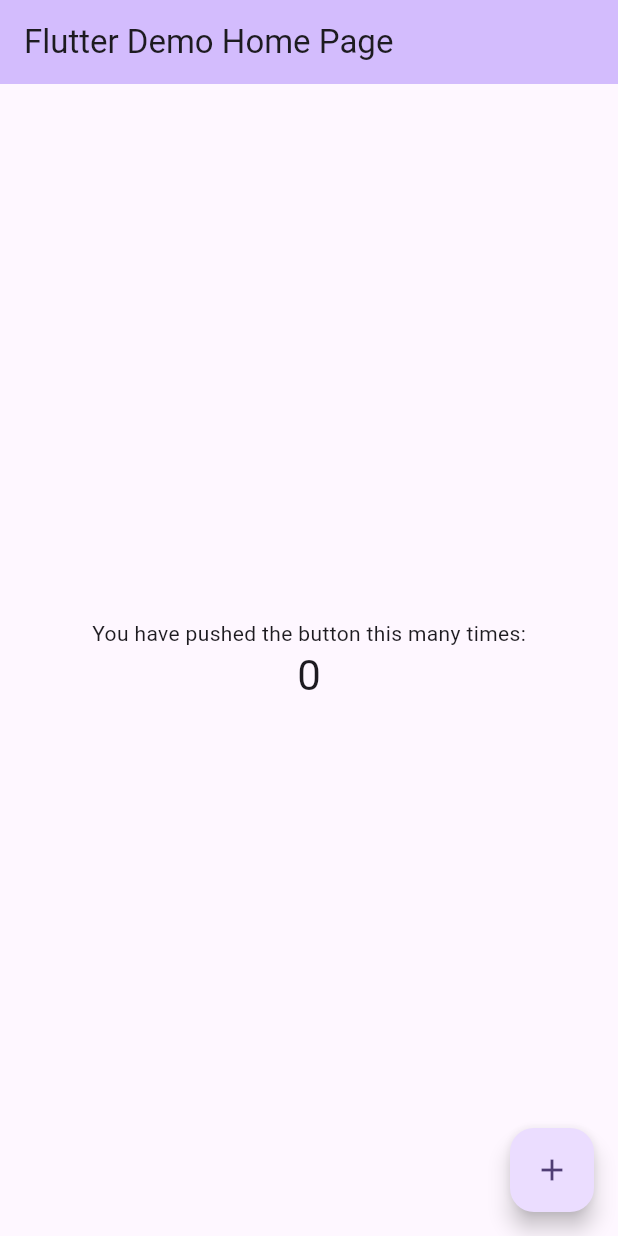
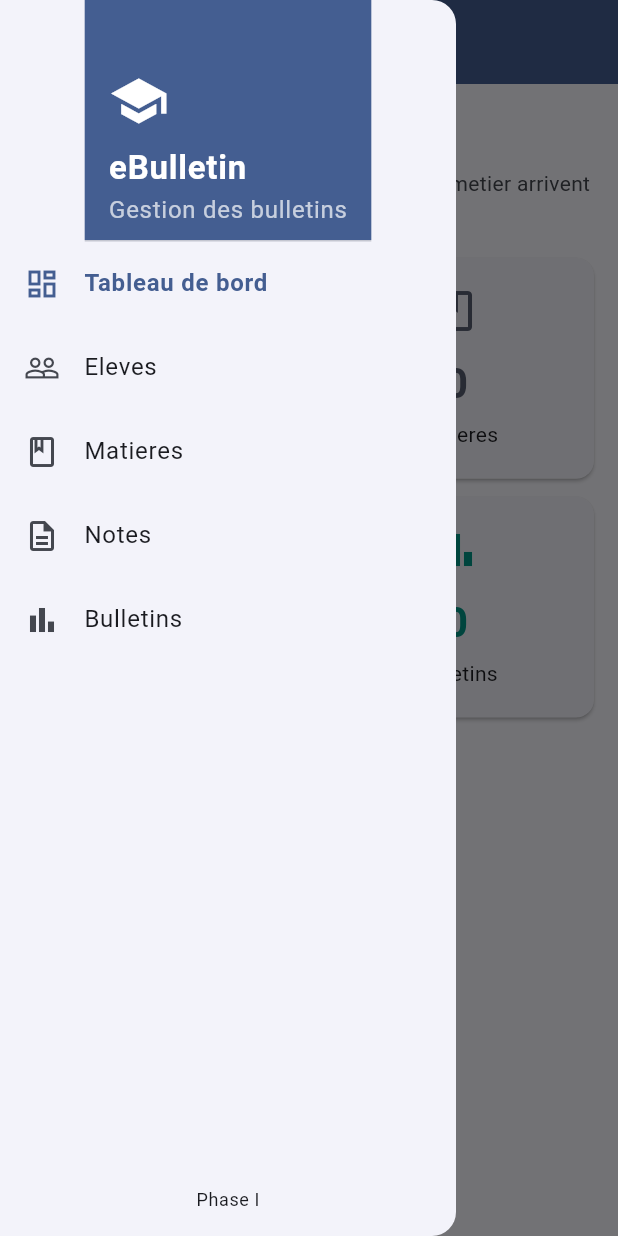
Before and after one commit to Bertheam/ebulletin, a Flutter app: the screen it shows after launch, with the side drawer open (before the commit the screen has no drawer), on a phone screen of 412 x 824 dp. Run offline on Flutter 3.47's test engine with Material 3 defaults, Android fonts, the phone set to English and light mode, and no system bars.

Commit message:
EB-1 : setup app shell, routes, theme and project dependencies

```diff
--- /dev/null
+++ b/lib/app.dart
@@ -0,0 +1,53 @@
+import 'package:flutter/material.dart';
+
+import 'screens/grades/grades_screen.dart';
+import 'screens/home/home_screen.dart';
+import 'screens/report_cards/report_cards_screen.dart';
+import 'screens/students/students_screen.dart';
+import 'screens/subjects/subjects_screen.dart';
+import 'utils/constants.dart';
+
+class EBulletinApp extends StatelessWidget {
+  const EBulletinApp({super.key});
+
+  @override
+  Widget build(BuildContext context) {
+    final colorScheme = ColorScheme.fromSeed(
+      seedColor: const Color(AppConstants.primaryColor),
+      brightness: Brightness.light,
+    );
+
+    return MaterialApp(
+      title: 'eBulletin',
+      debugShowCheckedModeBanner: false,
+      theme: ThemeData(
+        useMaterial3: true,
+        colorScheme: colorScheme,
+        scaffoldBackgroundColor: colorScheme.surface,
+        appBarTheme: const AppBarTheme(centerTitle: false, elevation: 0),
+        cardTheme: const CardThemeData(elevation: 1, margin: EdgeInsets.zero),
+        inputDecorationTheme: InputDecorationTheme(
+          filled: true,
+          fillColor: colorScheme.surfaceContainerLowest,
+          border: OutlineInputBorder(borderRadius: BorderRadius.circular(16)),
+          enabledBorder: OutlineInputBorder(
+            borderRadius: BorderRadius.circular(16),
+            borderSide: BorderSide(color: colorScheme.outlineVariant),
+          ),
+          focusedBorder: OutlineInputBorder(
+            borderRadius: BorderRadius.circular(16),
+            borderSide: BorderSide(color: colorScheme.primary, width: 1.5),
+          ),
+        ),
+      ),
+      initialRoute: '/',
+      routes: {
+        '/': (context) => const HomeScreen(),
+        '/students': (context) => const StudentsScreen(),
+        '/subjects': (context) => const SubjectsScreen(),
+        '/grades': (context) => const GradesScreen(),
+        '/report-cards': (context) => const ReportCardsScreen(),
+      },
+    );
+  }
+}
--- a/lib/main.dart
+++ b/lib/main.dart
@@ -1,122 +1,7 @@
 import 'package:flutter/material.dart';
 
+import 'app.dart';
+
 void main() {
-  runApp(const MyApp());
+  runApp(const EBulletinApp());
 }
-
-class MyApp extends StatelessWidget {
-  const MyApp({super.key});
-
-  // This widget is the root of your application.
-  @override
-  Widget build(BuildContext context) {
-    return MaterialApp(
-      title: 'Flutter Demo',
-      theme: ThemeData(
-        // This is the theme of your application.
-        //
-        // TRY THIS: Try running your application with "flutter run". You'll see
-        // the application has a purple toolbar. Then, without quitting the app,
-        // try changing the seedColor in the colorScheme below to Colors.green
-        // and then invoke "hot reload" (save your changes or press the "hot
-        // reload" button in a Flutter-supported IDE, or press "r" if you used
-        // the command line to start the app).
-        //
-        // Notice that the counter didn't reset back to zero; the application
-        // state is not lost during the reload. To reset the state, use hot
-        // restart instead.
-        //
-        // This works for code too, not just values: Most code changes can be
-        // tested with just a hot reload.
-        colorScheme: ColorScheme.fromSeed(seedColor: Colors.deepPurple),
-      ),
-      home: const MyHomePage(title: 'Flutter Demo Home Page'),
-    );
-  }
-}
-
-class MyHomePage extends StatefulWidget {
-  const MyHomePage({super.key, required this.title});
-
-  // This widget is the home page of your application. It is stateful, meaning
-  // that it has a State object (defined below) that contains fields that affect
-  // how it looks.
-
-  // This class is the configuration for the state. It holds the values (in this
-  // case the title) provided by the parent (in this case the App widget) and
-  // used by the build method of the State. Fields in a Widget subclass are
-  // always marked "final".
-
-  final String title;
-
-  @override
-  State<MyHomePage> createState() => _MyHomePageState();
-}
-
-class _MyHomePageState extends State<MyHomePage> {
-  int _counter = 0;
-
-  void _incrementCounter() {
-    setState(() {
-      // This call to setState tells the Flutter framework that something has
-      // changed in this State, which causes it to rerun the build method below
-      // so that the display can reflect the updated values. If we changed
-      // _counter without calling setState(), then the build method would not be
-      // called again, and so nothing would appear to happen.
-      _counter++;
-    });
-  }
-
-  @override
-  Widget build(BuildContext context) {
-    // This method is rerun every time setState is called, for instance as done
-    // by the _incrementCounter method above.
-    //
-    // The Flutter framework has been optimized to make rerunning build methods
-    // fast, so that you can just rebuild anything that needs updating rather
-    // than having to individually change instances of widgets.
-    return Scaffold(
-      appBar: AppBar(
-        // TRY THIS: Try changing the color here to a specific color (to
-        // Colors.amber, perhaps?) and trigger a hot reload to see the AppBar
-        // change color while the other colors stay the same.
-        backgroundColor: Theme.of(context).colorScheme.inversePrimary,
-        // Here we take the value from the MyHomePage object that was created by
-        // the App.build method, and use it to set our appbar title.
-        title: Text(widget.title),
-      ),
-      body: Center(
-        // Center is a layout widget. It takes a single child and positions it
-        // in the middle of the parent.
-        child: Column(
-          // Column is also a layout widget. It takes a list of children and
-          // arranges them vertically. By default, it sizes itself to fit its
-          // children horizontally, and tries to be as tall as its parent.
-          //
-          // Column has various properties to control how it sizes itself and
-          // how it positions its children. Here we use mainAxisAlignment to
-          // center the children vertically; the main axis here is the vertical
-          // axis because Columns are vertical (the cross axis would be
-          // horizontal).
-          //
-          // TRY THIS: Invoke "debug painting" (choose the "Toggle Debug Paint"
-          // action in the IDE, or press "p" in the console), to see the
-          // wireframe for each widget.
-          mainAxisAlignment: MainAxisAlignment.center,
-          children: <Widget>[
-            const Text('You have pushed the button this many times:'),
-            Text(
-              '$_counter',
-              style: Theme.of(context).textTheme.headlineMedium,
-            ),
-          ],
-        ),
-      ),
-      floatingActionButton: FloatingActionButton(
-        onPressed: _incrementCounter,
-        tooltip: 'Increment',
-        child: const Icon(Icons.add),
-      ), // This trailing comma makes auto-formatting nicer for build methods.
-    );
-  }
-}
--- /dev/null
+++ b/lib/screens/grades/grades_screen.dart
@@ -0,0 +1,30 @@
+import 'package:flutter/material.dart';
+
+import '../../widgets/app_drawer.dart';
+import '../../widgets/empty_state.dart';
+
+class GradesScreen extends StatelessWidget {
+  const GradesScreen({super.key});
+
+  @override
+  Widget build(BuildContext context) {
+    final colorScheme = Theme.of(context).colorScheme;
+
+    return Scaffold(
+      appBar: AppBar(
+        title: const Text('Notes'),
+        backgroundColor: colorScheme.primary,
+        foregroundColor: Colors.white,
+      ),
+      drawer: const AppDrawer(),
+      body: const EmptyState(
+        icon: Icons.description_outlined,
+        message: 'L\'ecran de saisie des notes sera implemente dans EB-8.',
+      ),
+      floatingActionButton: FloatingActionButton(
+        onPressed: () {},
+        child: const Icon(Icons.add),
+      ),
+    );
+  }
+}
--- /dev/null
+++ b/lib/screens/home/home_screen.dart
@@ -0,0 +1,77 @@
+import 'package:flutter/material.dart';
+
+import '../../widgets/app_drawer.dart';
+import '../../widgets/stat_card.dart';
+
+class HomeScreen extends StatelessWidget {
+  const HomeScreen({super.key});
+
+  @override
+  Widget build(BuildContext context) {
+    final colorScheme = Theme.of(context).colorScheme;
+
+    return Scaffold(
+      appBar: AppBar(
+        title: const Text('Tableau de bord'),
+        backgroundColor: colorScheme.primary,
+        foregroundColor: Colors.white,
+      ),
+      drawer: const AppDrawer(),
+      body: SingleChildScrollView(
+        padding: const EdgeInsets.all(16),
+        child: Column(
+          crossAxisAlignment: CrossAxisAlignment.start,
+          children: [
+            Text(
+              'eBulletin',
+              style: Theme.of(context).textTheme.headlineMedium?.copyWith(
+                color: colorScheme.primary,
+                fontWeight: FontWeight.bold,
+              ),
+            ),
+            const SizedBox(height: 4),
+            Text(
+              'Base du projet Phase I en place. Les ecrans metier arrivent dans les lots suivants.',
+              style: TextStyle(color: colorScheme.onSurfaceVariant),
+            ),
+            const SizedBox(height: 20),
+            GridView.count(
+              crossAxisCount: 2,
+              shrinkWrap: true,
+              physics: const NeverScrollableScrollPhysics(),
+              crossAxisSpacing: 12,
+              mainAxisSpacing: 12,
+              childAspectRatio: 1.25,
+              children: [
+                StatCard(
+                  label: 'Eleves',
+                  value: 0,
+                  icon: Icons.people_outline,
+                  color: colorScheme.primary,
+                ),
+                StatCard(
+                  label: 'Matieres',
+                  value: 0,
+                  icon: Icons.book_outlined,
+                  color: colorScheme.secondary,
+                ),
+                const StatCard(
+                  label: 'Notes',
+                  value: 0,
+                  icon: Icons.description_outlined,
+                  color: Colors.orange,
+                ),
+                const StatCard(
+                  label: 'Bulletins',
+                  value: 0,
+                  icon: Icons.bar_chart_outlined,
+                  color: Colors.teal,
+                ),
+              ],
+            ),
+          ],
+        ),
+      ),
+    );
+  }
+}
--- /dev/null
+++ b/lib/screens/report_cards/report_cards_screen.dart
@@ -0,0 +1,26 @@
+import 'package:flutter/material.dart';
+
+import '../../widgets/app_drawer.dart';
+import '../../widgets/empty_state.dart';
+
+class ReportCardsScreen extends StatelessWidget {
+  const ReportCardsScreen({super.key});
+
+  @override
+  Widget build(BuildContext context) {
+    final colorScheme = Theme.of(context).colorScheme;
+
+    return Scaffold(
+      appBar: AppBar(
+        title: const Text('Bulletins'),
+        backgroundColor: colorScheme.primary,
+        foregroundColor: Colors.white,
+      ),
+      drawer: const AppDrawer(),
+      body: const EmptyState(
+        icon: Icons.bar_chart_outlined,
+        message: 'L\'ecran des bulletins sera implemente dans EB-9.',
+      ),
+    );
+  }
+}
--- /dev/null
+++ b/lib/screens/students/students_screen.dart
@@ -0,0 +1,30 @@
+import 'package:flutter/material.dart';
+
+import '../../widgets/app_drawer.dart';
+import '../../widgets/empty_state.dart';
+
+class StudentsScreen extends StatelessWidget {
+  const StudentsScreen({super.key});
+
+  @override
+  Widget build(BuildContext context) {
+    final colorScheme = Theme.of(context).colorScheme;
+
+    return Scaffold(
+      appBar: AppBar(
+        title: const Text('Eleves'),
+        backgroundColor: colorScheme.primary,
+        foregroundColor: Colors.white,
+      ),
+      drawer: const AppDrawer(),
+      body: const EmptyState(
+        icon: Icons.people_outline,
+        message: 'L\'ecran de gestion des eleves sera implemente dans EB-6.',
+      ),
+      floatingActionButton: FloatingActionButton(
+        onPressed: () {},
+        child: const Icon(Icons.add),
+      ),
+    );
+  }
+}
--- /dev/null
+++ b/lib/screens/subjects/subjects_screen.dart
@@ -0,0 +1,30 @@
+import 'package:flutter/material.dart';
+
+import '../../widgets/app_drawer.dart';
+import '../../widgets/empty_state.dart';
+
+class SubjectsScreen extends StatelessWidget {
+  const SubjectsScreen({super.key});
+
+  @override
+  Widget build(BuildContext context) {
+    final colorScheme = Theme.of(context).colorScheme;
+
+    return Scaffold(
+      appBar: AppBar(
+        title: const Text('Matieres'),
+        backgroundColor: colorScheme.primary,
+        foregroundColor: Colors.white,
+      ),
+      drawer: const AppDrawer(),
+      body: const EmptyState(
+        icon: Icons.book_outlined,
+        message: 'L\'ecran de gestion des matieres sera implemente dans EB-7.',
+      ),
+      floatingActionButton: FloatingActionButton(
+        onPressed: () {},
+        child: const Icon(Icons.add),
+      ),
+    );
+  }
+}
--- /dev/null
+++ b/lib/utils/constants.dart
@@ -0,0 +1,39 @@
+class AppConstants {
+  const AppConstants._();
+
+  static const String studentsBox = 'students';
+  static const String subjectsBox = 'subjects';
+  static const String gradesBox = 'grades';
+
+  static const List<String> periodes = [
+    'Trimestre 1',
+    'Trimestre 2',
+    'Trimestre 3',
+  ];
+
+  static const List<String> classes = [
+    '6eme',
+    '5eme',
+    '4eme',
+    '3eme',
+    'Seconde',
+    'Premiere',
+    'Terminale A',
+    'Terminale C',
+    'Terminale D',
+  ];
+
+  static const List<Map<String, dynamic>> defaultSubjects = [
+    {'code': 'MATH', 'libelle': 'Mathematiques', 'coefficient': 4.0},
+    {'code': 'PHYS', 'libelle': 'Physique-Chimie', 'coefficient': 3.0},
+    {'code': 'SVT', 'libelle': 'Sciences de la Vie', 'coefficient': 2.0},
+    {'code': 'FRAN', 'libelle': 'Francais', 'coefficient': 4.0},
+    {'code': 'HIST', 'libelle': 'Histoire-Geographie', 'coefficient': 2.0},
+    {'code': 'ANGL', 'libelle': 'Anglais', 'coefficient': 3.0},
+    {'code': 'EPS', 'libelle': 'Education Physique', 'coefficient': 1.0},
+  ];
+
+  static const int primaryColor = 0xFF0553B1;
+  static const int secondaryColor = 0xFF00B4AB;
+  static const int accentColor = 0xFF54C5F8;
+}
--- /dev/null
+++ b/lib/widgets/app_drawer.dart
@@ -0,0 +1,116 @@
+import 'package:flutter/material.dart';
+
+class AppDrawer extends StatelessWidget {
+  const AppDrawer({super.key});
+
+  @override
+  Widget build(BuildContext context) {
+    final colorScheme = Theme.of(context).colorScheme;
+
+    return Drawer(
+      child: Column(
+        children: [
+          DrawerHeader(
+            margin: EdgeInsets.zero,
+            decoration: BoxDecoration(color: colorScheme.primary),
+            child: const Column(
+              crossAxisAlignment: CrossAxisAlignment.start,
+              mainAxisAlignment: MainAxisAlignment.end,
+              children: [
+                Icon(Icons.school, color: Colors.white, size: 40),
+                SizedBox(height: 8),
+                Text(
+                  'eBulletin',
+                  style: TextStyle(
+                    color: Colors.white,
+                    fontSize: 22,
+                    fontWeight: FontWeight.bold,
+                  ),
+                ),
+                Text(
+                  'Gestion des bulletins',
+                  style: TextStyle(color: Colors.white70),
+                ),
+              ],
+            ),
+          ),
+          Expanded(
+            child: ListView(
+              padding: EdgeInsets.zero,
+              children: const [
+                _DrawerItem(
+                  icon: Icons.dashboard_outlined,
+                  label: 'Tableau de bord',
+                  route: '/',
+                ),
+                _DrawerItem(
+                  icon: Icons.people_outline,
+                  label: 'Eleves',
+                  route: '/students',
+                ),
+                _DrawerItem(
+                  icon: Icons.book_outlined,
+                  label: 'Matieres',
+                  route: '/subjects',
+                ),
+                _DrawerItem(
+                  icon: Icons.description_outlined,
+                  label: 'Notes',
+                  route: '/grades',
+                ),
+                _DrawerItem(
+                  icon: Icons.bar_chart_outlined,
+                  label: 'Bulletins',
+                  route: '/report-cards',
+                ),
+              ],
+            ),
+          ),
+          Padding(
+            padding: const EdgeInsets.all(16),
+            child: Text(
+              'Phase I',
+              style: Theme.of(context).textTheme.bodySmall,
+            ),
+          ),
+        ],
+      ),
+    );
+  }
+}
+
+class _DrawerItem extends StatelessWidget {
+  const _DrawerItem({
+    required this.icon,
+    required this.label,
+    required this.route,
+  });
+
+  final IconData icon;
+  final String label;
+  final String route;
+
+  @override
+  Widget build(BuildContext context) {
+    final currentRoute = ModalRoute.of(context)?.settings.name ?? '/';
+    final isActive = currentRoute == route;
+    final colorScheme = Theme.of(context).colorScheme;
+
+    return ListTile(
+      leading: Icon(icon, color: isActive ? colorScheme.primary : null),
+      title: Text(
+        label,
+        style: isActive
+            ? TextStyle(fontWeight: FontWeight.w600, color: colorScheme.primary)
+            : null,
+      ),
+      selected: isActive,
+      onTap: () {
+        Navigator.pop(context);
+        if (!isActive) {
+          Navigator.pushReplacementNamed(context, route);
+        }
+      },
+    );
+  }
+}
--- /dev/null
+++ b/lib/widgets/empty_state.dart
@@ -0,0 +1,31 @@
+import 'package:flutter/material.dart';
+
+class EmptyState extends StatelessWidget {
+  const EmptyState({super.key, required this.icon, required this.message});
+
+  final IconData icon;
+  final String message;
+
+  @override
+  Widget build(BuildContext context) {
+    final colorScheme = Theme.of(context).colorScheme;
+
+    return Center(
+      child: Padding(
+        padding: const EdgeInsets.all(24),
+        child: Column(
+          mainAxisSize: MainAxisSize.min,
+          children: [
+            Icon(icon, size: 64, color: colorScheme.outline),
+            const SizedBox(height: 12),
+            Text(
+              message,
+              style: TextStyle(color: colorScheme.onSurfaceVariant),
+              textAlign: TextAlign.center,
+            ),
+          ],
+        ),
+      ),
+    );
+  }
+}
--- /dev/null
+++ b/lib/widgets/stat_card.dart
@@ -0,0 +1,42 @@
+import 'package:flutter/material.dart';
+
+class StatCard extends StatelessWidget {
+  const StatCard({
+    super.key,
+    required this.label,
+    required this.value,
+    required this.icon,
+    required this.color,
+  });
+
+  final String label;
+  final int value;
+  final IconData icon;
+  final Color color;
+
+  @override
+  Widget build(BuildContext context) {
+    return Card(
+      child: Padding(
+        padding: const EdgeInsets.all(16),
+        child: Column(
+          mainAxisAlignment: MainAxisAlignment.center,
+          children: [
+            Icon(icon, size: 32, color: color),
+            const SizedBox(height: 12),
+            Text(
+              '$value',
+              style: TextStyle(
+                fontSize: 28,
+                fontWeight: FontWeight.bold,
+                color: color,
+              ),
+            ),
+            const SizedBox(height: 4),
+            Text(label),
+          ],
+        ),
+      ),
+    );
+  }
+}
```
Also changed, not shown: pubspec.yaml (+13 -35 lines), pubspec.lock, 4 other files.
